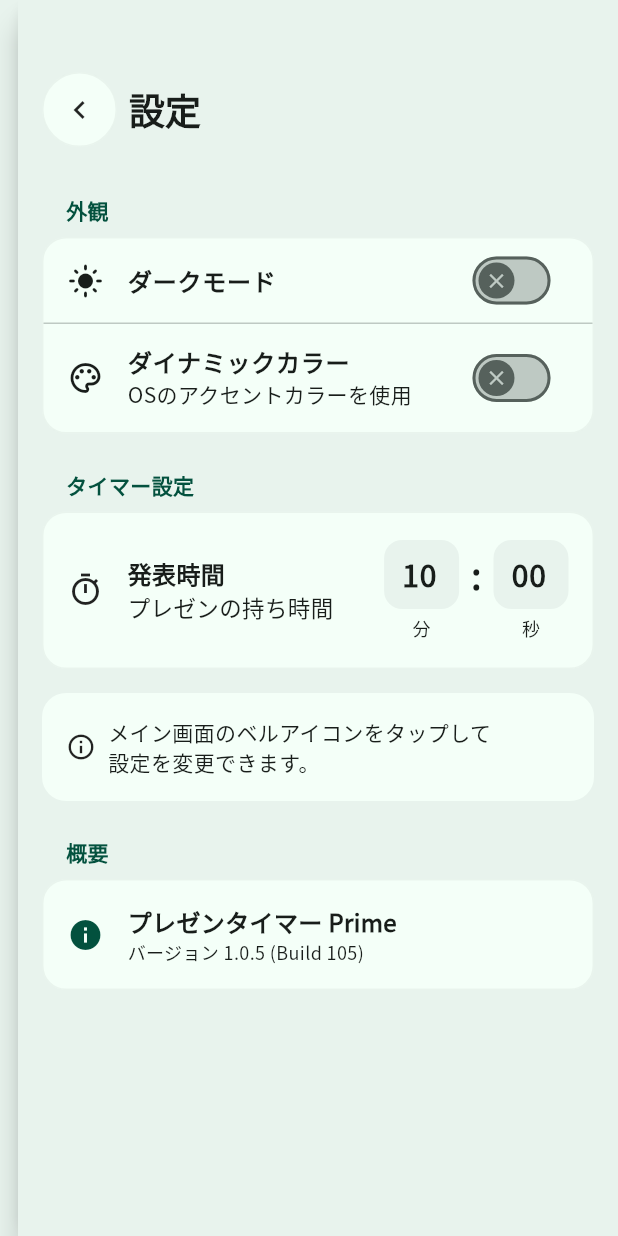
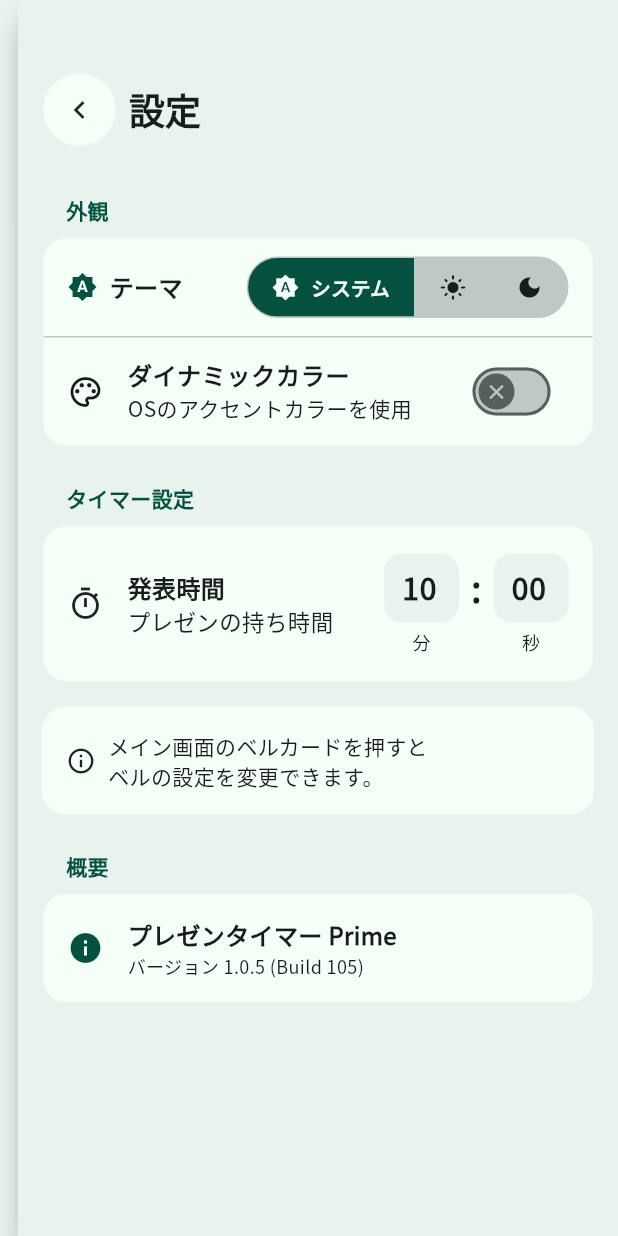
Before and after one commit to Girky0815/presentationtimer_prime, a Flutter app: the SettingsPanel widget shown alone on an empty page, opened directly, on a phone screen of 412 x 824 dp. Run offline on Flutter 3.47's test engine with Material 3 defaults, Android fonts, the phone set to English and light mode, and no system bars; drawn by our look-alikes of dynamic_color; our stand-ins replace audioplayers, google_fonts, package_info_plus.

Commit message:
v1.1.0: OSに従いカラーテーマを変更できるように

```diff
--- a/lib/main.dart
+++ b/lib/main.dart
@@ -107,7 +107,7 @@ class TimerState extends ChangeNotifier {
     return sorted;
   }
 
-  bool isDarkMode = false;
+  ThemeMode themeMode = ThemeMode.system;
   bool useDynamicColor = false;
 
   // Timer State
@@ -157,8 +157,8 @@ class TimerState extends ChangeNotifier {
     notifyListeners();
   }
 
-  void toggleTheme() {
-    isDarkMode = !isDarkMode;
+  void setThemeMode(ThemeMode mode) {
+    themeMode = mode;
     notifyListeners();
   }
 
@@ -286,7 +286,7 @@ class PresentationTimerApp extends StatelessWidget {
               ThemeData(brightness: Brightness.dark).textTheme,
             ),
           ),
-          themeMode: timerState.isDarkMode ? ThemeMode.dark : ThemeMode.light,
+          themeMode: timerState.themeMode,
           home: const TimerScreen(),
         );
       },
@@ -763,6 +763,46 @@ class _SettingsPanelState extends State<SettingsPanel> {
     });
   }
 
+  Widget _buildThemeButton(
+    BuildContext context, {
+    required ThemeMode mode,
+    required IconData icon,
+    required String label,
+    required bool isSelected,
+    required VoidCallback onTap,
+  }) {
+    final colorScheme = Theme.of(context).colorScheme;
+    return InkWell(
+      onTap: onTap,
+      child: Container(
+        padding: const EdgeInsets.symmetric(horizontal: 16, vertical: 10),
+        color: isSelected ? colorScheme.primary : Colors.transparent,
+        child: Row(
+          children: [
+            Icon(
+              icon,
+              size: 18,
+              color: isSelected
+                  ? colorScheme.onPrimary
+                  : colorScheme.onSurfaceVariant,
+            ),
+            if (isSelected) ...[
+              const SizedBox(width: 8),
+              Text(
+                label,
+                style: TextStyle(
+                  color: colorScheme.onPrimary,
+                  fontWeight: FontWeight.bold,
+                  fontSize: 13,
+                ),
+              ),
+            ],
+          ],
+        ),
+      ),
+    );
+  }
+
   @override
   Widget build(BuildContext context) {
     final state = context.watch<TimerState>();
@@ -833,15 +873,88 @@ class _SettingsPanelState extends State<SettingsPanel> {
                       ),
                       child: Column(
                         children: [
-                          SwitchListTile(
-                            title: const Text("ダークモード",
-                                style: TextStyle(fontWeight: FontWeight.bold)),
-                            value: state.isDarkMode,
-                            onChanged: (v) => state.toggleTheme(),
-                            thumbIcon: _thumbIcon,
-                            secondary: Icon(state.isDarkMode
-                                ? Icons.dark_mode
-                                : Icons.light_mode),
+                          // Theme Mode Selection
+                          Padding(
+                            padding: const EdgeInsets.symmetric(
+                                horizontal: 16, vertical: 12),
+                            child: Row(
+                              mainAxisAlignment: MainAxisAlignment.spaceBetween,
+                              children: [
+                                Row(
+                                  children: [
+                                    Icon(
+                                      state.themeMode == ThemeMode.system
+                                          ? Icons.brightness_auto
+                                          : state.themeMode == ThemeMode.light
+                                              ? Icons.light_mode
+                                              : Icons.dark_mode,
+                                      size: 20,
+                                      color: colorScheme.primary,
+                                    ),
+                                    const SizedBox(width: 8),
+                                    Text("テーマ",
+                                        style: TextStyle(
+                                            fontSize: 16,
+                                            fontWeight: FontWeight.bold,
+                                            color: colorScheme.onSurface)),
+                                  ],
+                                ),
+                                Container(
+                                  decoration: BoxDecoration(
+                                    color: colorScheme.surfaceContainerHighest,
+                                    borderRadius: BorderRadius.circular(50),
+                                    border: Border.all(
+                                        color: colorScheme.outlineVariant),
+                                  ),
+                                  child: ClipRRect(
+                                    borderRadius: BorderRadius.circular(50),
+                                    child: Row(
+                                      mainAxisSize: MainAxisSize.min,
+                                      children: [
+                                        _buildThemeButton(
+                                          context,
+                                          mode: ThemeMode.system,
+                                          icon: Icons.brightness_auto,
+                                          label: "システム",
+                                          isSelected: state.themeMode ==
+                                              ThemeMode.system,
+                                          onTap: () => state
+                                              .setThemeMode(ThemeMode.system),
+                                        ),
+                                        Container(
+                                            width: 1,
+                                            height: 32,
+                                            color: colorScheme.outlineVariant),
+                                        _buildThemeButton(
+                                          context,
+                                          mode: ThemeMode.light,
+                                          icon: Icons.light_mode,
+                                          label: "ライト",
+                                          isSelected: state.themeMode ==
+                                              ThemeMode.light,
+                                          onTap: () => state
+                                              .setThemeMode(ThemeMode.light),
+                                        ),
+                                        Container(
+                                            width: 1,
+                                            height: 32,
+                                            color: colorScheme.outlineVariant),
+                                        _buildThemeButton(
+                                          context,
+                                          mode: ThemeMode.dark,
+                                          icon: Icons.dark_mode,
+                                          label: "ダーク",
+                                          isSelected:
+                                              state.themeMode == ThemeMode.dark,
+                                          onTap: () => state
+                                              .setThemeMode(ThemeMode.dark),
+                                        ),
+                                      ],
+                                    ),
+                                  ),
+                                ),
+                              ],
+                            ),
                           ),
                           const Divider(height: 1),
                           SwitchListTile(
@@ -949,7 +1062,7 @@ class _SettingsPanelState extends State<SettingsPanel> {
                           const SizedBox(width: 8),
                           Flexible(
                             child: Text(
-                              "メイン画面のベルアイコンをタップして\n設定を変更できます。",
+                              "メイン画面のベルカードを押すと\nベルの設定を変更できます。",
                               style: TextStyle(
                                   color: colorScheme.onSurfaceVariant),
                             ),
```
